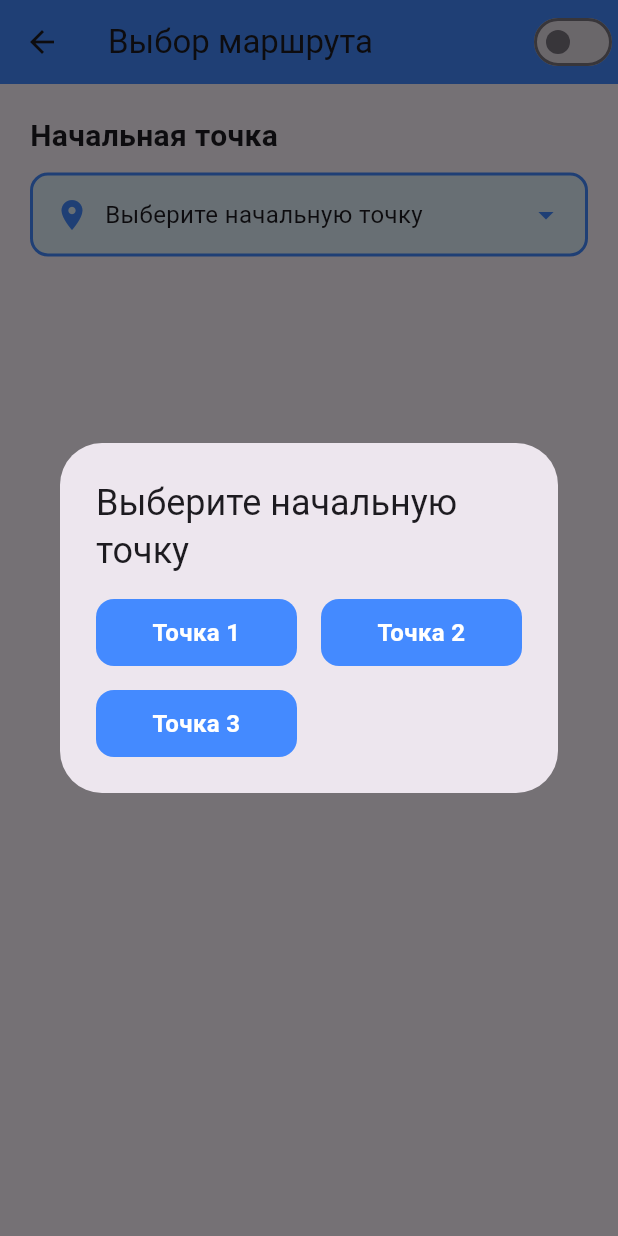
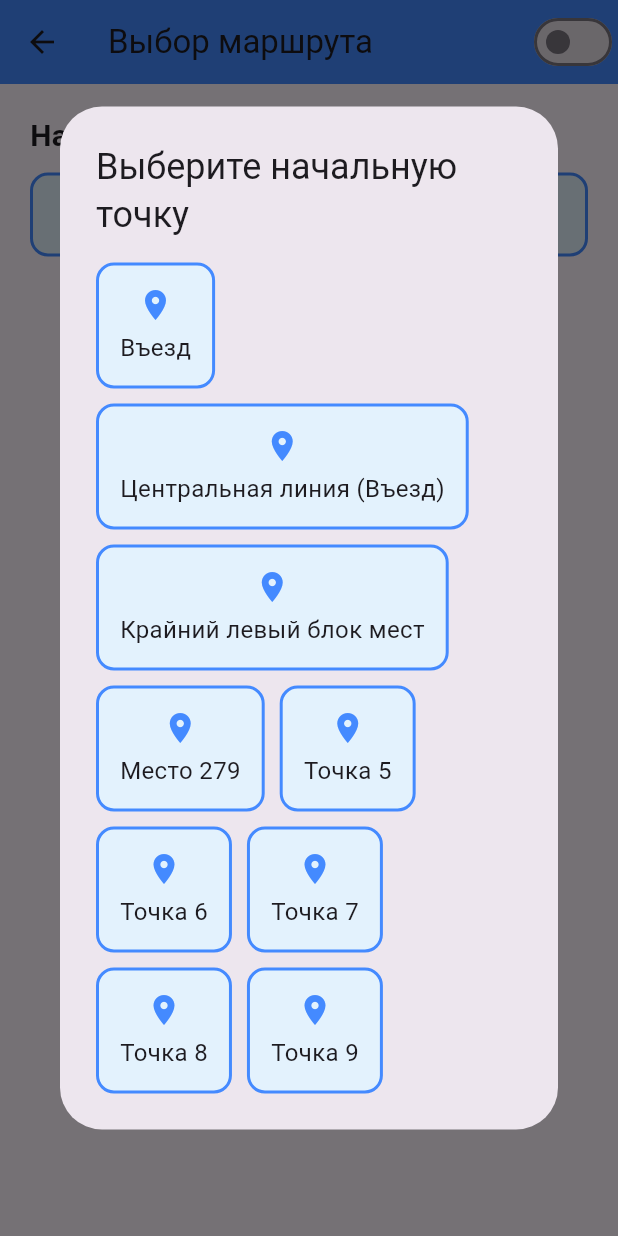
Before and after one commit to marikdead/my_flutter_ar_project-master, a Flutter app: the RouteSelectionScreen screen opened by its route, after a tap on "Выберите начальную точку", on a phone screen of 412 x 824 dp. Run offline on Flutter 3.47's test engine with Material 3 defaults, Android fonts, the phone set to English and light mode, and no system bars; missing offline and left inert: ar_flutter_plugin_flutterflow, flutter_archive, mobile_scanner, qr_code_scanner; accounts and stored records are empty.

Commit message:
Правильное отображение шагов
Следующий шаг: запрашивать модельки с локального сервера

```diff
--- a/lib/enviromental/ar_route_points.dart
+++ b/lib/enviromental/ar_route_points.dart
@@ -6,24 +6,65 @@ import 'package:vector_math/vector_math_64.dart' as vector;
 List<ARObjectData> arRoutePoints = [
   ARObjectData(
     id: 'point1',
-    name: 'Точка 1',
+    name: 'Въезд',
     modelUri: 'https://jla.ovh/glb-jla.glb',
-    position: vector.Vector3(0, 0, 0),
-    stepDescription: 'Идите к точке 1',
+    position: vector.Vector3(0, -0.5, -1),
+    stepDescription: '', // Шаг будет определяться позже на основе связей
   ),
   ARObjectData(
     id: 'point2',
-    name: 'Точка 2',
+    name: 'Центральная линия (Въезд)',
     modelUri: 'https://jla.ovh/glb-jla.glb',
-    position: vector.Vector3(1, 0, 0),
-    stepDescription: 'Идите к точке 2',
+    position: vector.Vector3(0, -0.5, -9),
+    stepDescription: '',
   ),
   ARObjectData(
     id: 'point3',
-    name: 'Точка 3',
+    name: 'Крайний левый блок мест',
+    modelUri: 'https://jla.ovh/glb-jla.glb',
+    position: vector.Vector3(-12, -0.5, -9),
+    stepDescription: '',
+  ),
+  ARObjectData(
+    id: 'point4',
+    name: 'Место 279',
+    modelUri: 'https://jla.ovh/glb-jla.glb',
+    position: vector.Vector3(-17, -0.5, -14),
+    stepDescription: '', // Шаг будет определяться позже на основе связей
+  ),
+  ARObjectData(
+    id: 'point5',
+    name: 'Точка 5',
+    modelUri: 'https://jla.ovh/glb-jla.glb',
+    position: vector.Vector3(1, 0, 0),
+    stepDescription: '',
+  ),
+  ARObjectData(
+    id: 'point6',
+    name: 'Точка 6',
     modelUri: 'https://jla.ovh/glb-jla.glb',
     position: vector.Vector3(2, 0, 0),
-    stepDescription: 'Идите к точке 3',
+    stepDescription: '',
+  ),ARObjectData(
+    id: 'point7',
+    name: 'Точка 7',
+    modelUri: 'https://jla.ovh/glb-jla.glb',
+    position: vector.Vector3(0, 0, 1),
+    stepDescription: '', // Шаг будет определяться позже на основе связей
+  ),
+  ARObjectData(
+    id: 'point8',
+    name: 'Точка 8',
+    modelUri: 'https://jla.ovh/glb-jla.glb',
+    position: vector.Vector3(0, 0, 2),
+    stepDescription: '',
+  ),
+  ARObjectData(
+    id: 'point9',
+    name: 'Точка 9',
+    modelUri: 'https://jla.ovh/glb-jla.glb',
+    position: vector.Vector3(0, 0, 3),
+    stepDescription: '',
   ),
   // Добавьте остальные точки
 ];
@@ -33,14 +74,26 @@ List<ARRouteConnection> arRouteConnections = [
   ARRouteConnection(
     pointA: arRoutePoints[0],
     pointB: arRoutePoints[1],
-    forwardStep: "Идите от точки 1 к точке 2",
-    backwardStep: "Идите от точки 2 к точке 1",
+    forwardStep: "Идите от точки 2 к точке 1",
+    backwardStep: "Пройдите вперед",
   ),
   ARRouteConnection(
     pointA: arRoutePoints[1],
     pointB: arRoutePoints[2],
-    forwardStep: "Идите от точки 2 к точке 3",
-    backwardStep: "Идите от точки 3 к точке 2",
+    forwardStep: "Идите от точки 3 к точке 2",
+    backwardStep: "Поверните налево и пройдите до следующей метки",
+  ),
+  ARRouteConnection(
+    pointA: arRoutePoints[1],
+    pointB: arRoutePoints[4],
+    forwardStep: "Идите от точки 5 к точке 2",
+    backwardStep: "Идите от точки 2 к точке 5",
+  ),
+  ARRouteConnection(
+    pointA: arRoutePoints[2],
+    pointB: arRoutePoints[3],
+    forwardStep: "Идите от точки 3 к точке 2",
+    backwardStep: "Поверните направо",
   ),
   // Добавьте остальные связи между точками
 ];
@@ -64,7 +117,7 @@ List<ARObjectData> findShortestPath(ARObjectData start, ARObjectData end, {Funct
         current = previousPoints[current];
       }
       if (log != null) log('Путь найден: ${path.map((p) => p.name).join(' -> ')}');
-      return path.reversed.toList();
+      return _assignStepsToPath(path.reversed.toList());
     }
 
     if (log != null) log('Обработка точки ${current.name}');
@@ -84,3 +137,24 @@ List<ARObjectData> findShortestPath(ARObjectData start, ARObjectData end, {Funct
   if (log != null) log('Путь не найден');
   return []; // Если путь не найден
 }
+
+// Функция для добавления шага в существующую точку с условием связи
+List<ARObjectData> _assignStepsToPath(List<ARObjectData> path) {
+  for (int i = 0; i < path.length - 1; i++) {
+    ARObjectData current = path[i];
+    ARObjectData next = path[i + 1];
+
+    for (ARRouteConnection connection in arRouteConnections) {
+      if (connection.connects(current, next)) {
+        if (current.stepDescription!.isEmpty) {
+          current.setStepDescription(connection.getStep(current, next));
+        }
+        if (next.stepDescription!.isEmpty) {
+          next.setStepDescription(connection.getStep(next, current));
+        }
+        break;
+      }
+    }
+  }
+  return path;
+}
--- a/lib/route_selection_screen.dart
+++ b/lib/route_selection_screen.dart
@@ -12,15 +12,15 @@ class _RouteSelectionScreenState extends State<RouteSelectionScreen> {
   ARObjectData? startPoint;
   ARObjectData? endPoint;
   List<ARObjectData> shortestPath = [];
-  bool debugMode = false; // Переключатель режима отладки
-  List<String> debugLogs = []; // Логи для режима отладки
+  bool debugMode = false;
+  List<String> debugLogs = [];
 
   void _selectStartPoint(ARObjectData point) {
     setState(() {
       startPoint = point;
-      endPoint = null; // Сбрасываем конечную точку при выборе новой начальной
-      shortestPath.clear(); // Очищаем путь при изменении начальной точки
-      debugLogs.clear(); // Очищаем логи
+      endPoint = null;
+      shortestPath.clear();
+      debugLogs.clear();
     });
   }
 
@@ -53,7 +53,7 @@ class _RouteSelectionScreenState extends State<RouteSelectionScreen> {
             onChanged: (value) {
               setState(() {
                 debugMode = value;
-                debugLogs.clear(); // Очищаем логи при смене режима
+                debugLogs.clear();
               });
             },
             activeColor: Colors.white,
@@ -67,7 +67,7 @@ class _RouteSelectionScreenState extends State<RouteSelectionScreen> {
           children: [
             Text("Начальная точка", style: TextStyle(fontSize: 20, fontWeight: FontWeight.bold)),
             SizedBox(height: 10),
-            InkWell(
+            GestureDetector(
               onTap: () => _showPointSelectionDialog(isStartPoint: true),
               child: Container(
                 padding: EdgeInsets.all(14),
@@ -98,7 +98,7 @@ class _RouteSelectionScreenState extends State<RouteSelectionScreen> {
               SizedBox(height: 30),
               Text("Конечная точка", style: TextStyle(fontSize: 20, fontWeight: FontWeight.bold)),
               SizedBox(height: 10),
-              InkWell(
+              GestureDetector(
                 onTap: () => _showPointSelectionDialog(isStartPoint: false),
                 child: Container(
                   padding: EdgeInsets.all(14),
@@ -131,7 +131,7 @@ class _RouteSelectionScreenState extends State<RouteSelectionScreen> {
               Center(
                 child: ElevatedButton.icon(
                   onPressed: () {
-                    _showRoutePreview(); // Показать маршрут
+                    _showRoutePreview();
                   },
                   icon: Icon(Icons.visibility, size: 28),
                   label: Text(
@@ -147,16 +147,15 @@ class _RouteSelectionScreenState extends State<RouteSelectionScreen> {
                   ),
                 ),
               ),
-              SizedBox(height: 10), // Отступ между кнопками
+              SizedBox(height: 10),
               Center(
                 child: ElevatedButton.icon(
                   onPressed: () {
-                    // Переход на экран с указаниями (AREnvironmentScreen)
                     Navigator.push(
                       context,
                       MaterialPageRoute(
                         builder: (context) => AREnvironmentScreen(
-                          routePoints: shortestPath, // Передаем найденный маршрут
+                          routePoints: shortestPath,
                         ),
                       ),
                     );
@@ -207,22 +206,14 @@ class _RouteSelectionScreenState extends State<RouteSelectionScreen> {
 
         return AlertDialog(
           title: Text(isStartPoint ? "Выберите начальную точку" : "Выберите конечную точку"),
-          content: Container(
-            width: double.maxFinite,
-            child: GridView.builder(
-              shrinkWrap: true,
-              gridDelegate: SliverGridDelegateWithFixedCrossAxisCount(
-                crossAxisCount: 2,
-                childAspectRatio: 3,
-                crossAxisSpacing: 16,
-                mainAxisSpacing: 16,
-              ),
-              itemCount: pointsToShow.length,
-              itemBuilder: (context, index) {
-                final point = pointsToShow[index];
+          content: SingleChildScrollView(
+            child: Wrap(
+              spacing: 10,
+              runSpacing: 10,
+              children: pointsToShow.map((point) {
                 return GestureDetector(
                   onTap: () {
-                    Navigator.pop(context);
+                    Navigator.of(context).pop();
                     if (isStartPoint) {
                       _selectStartPoint(point);
                     } else {
@@ -230,19 +221,28 @@ class _RouteSelectionScreenState extends State<RouteSelectionScreen> {
                     }
                   },
                   child: Container(
+                    padding: EdgeInsets.all(14),
                     decoration: BoxDecoration(
-                      color: isStartPoint ? Colors.blueAccent : Colors.green,
+                      color: Colors.blue.shade50,
                       borderRadius: BorderRadius.circular(12),
+                      border: Border.all(color: Colors.blueAccent, width: 2),
                     ),
-                    alignment: Alignment.center,
-                    child: Text(
-                      point.name,
-                      style: TextStyle(color: Colors.white, fontSize: 16, fontWeight: FontWeight.bold),
-                      textAlign: TextAlign.center,
+                    child: Column(
+                      children: [
+                        Icon(
+                          isStartPoint ? Icons.location_on : Icons.flag,
+                          color: isStartPoint ? Colors.blueAccent : Colors.green,
+                        ),
+                        SizedBox(height: 5),
+                        Text(
+                          point.name,
+                          style: TextStyle(fontSize: 16),
+                        ),
+                      ],
                     ),
                   ),
                 );
-              },
+              }).toList(),
             ),
           ),
         );
@@ -255,30 +255,38 @@ class _RouteSelectionScreenState extends State<RouteSelectionScreen> {
       context: context,
       builder: (BuildContext context) {
         return AlertDialog(
-          title: Row(
-            mainAxisAlignment: MainAxisAlignment.spaceBetween,
-            children: [
-              Text("Маршрут"),
-              IconButton(
-                icon: Icon(Icons.close),
-                onPressed: () {
-                  Navigator.pop(context);
-                },
-              ),
-            ],
-          ),
-          content: Container(
-            width: double.maxFinite,
-            child: ListView.builder(
-              shrinkWrap: true,
-              itemCount: shortestPath.length,
-              itemBuilder: (context, index) {
-                return ListTile(
-                  title: Text(shortestPath[index].name),
+          title: Text("Предварительный просмотр маршрута"),
+          content: SingleChildScrollView(
+            child: Column(
+              crossAxisAlignment: CrossAxisAlignment.start,
+              children: shortestPath.asMap().entries.map((entry) {
+                int index = entry.key;
+                ARObjectData point = entry.value;
+
+                return Column(
+                  crossAxisAlignment: CrossAxisAlignment.start,
+                  children: [
+                    ListTile(
+                      leading: Icon(Icons.location_on, color: Colors.blueAccent),
+                      title: Text(point.name),
+                      subtitle: index < shortestPath.length - 1
+                          ? Text(shortestPath[index + 1].stepDescription ?? "Нет описания")
+                          : null,
+                    ),
+                    if (index < shortestPath.length - 1) Divider(),
+                  ],
                 );
-              },
+              }).toList(),
             ),
           ),
+          actions: [
+            TextButton(
+              onPressed: () {
+                Navigator.of(context).pop();
+              },
+              child: Text("Закрыть"),
+            ),
+          ],
         );
       },
     );
```
Also changed, not shown: lib/ARScreen.dart (+6 -4 lines), lib/enviromental/ar_object_data.dart (+31 -10 lines).
